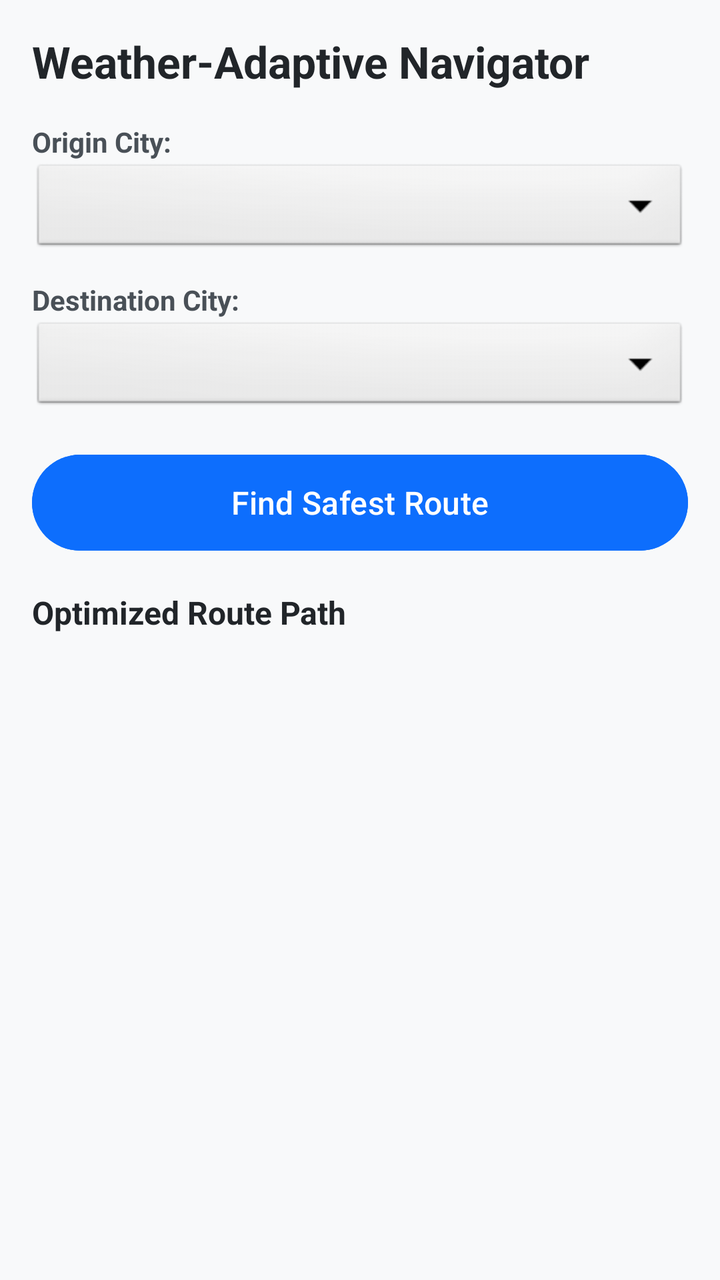
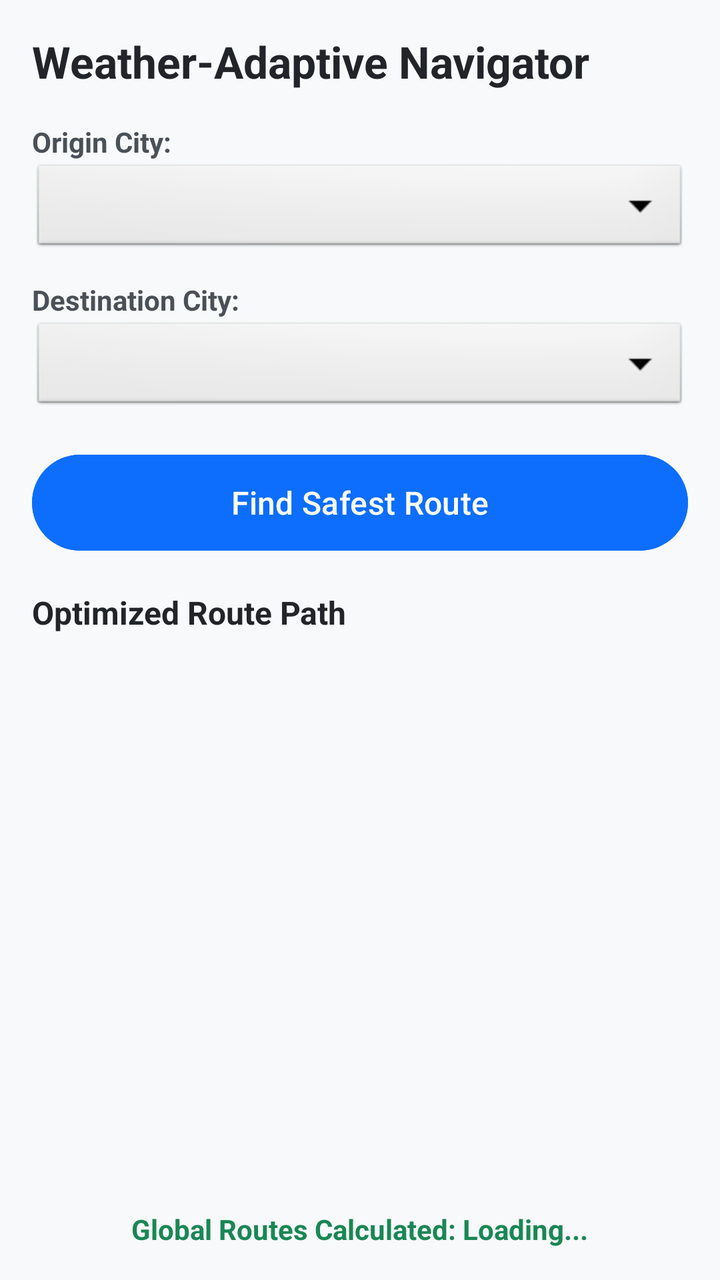

Two renders of the same Android screen: before a commit and after it. Below are the layout's source before the change and the commit's diff.
<!-- AndroidManifest.xml: application theme Theme.WeatherRoutePlanner -->
<!-- res/layout/activity_main.xml -->
<?xml version="1.0" encoding="utf-8"?>
<LinearLayout xmlns:android="http://schemas.android.com/apk/res/android"
    xmlns:tools="http://schemas.android.com/tools"
    android:layout_width="match_parent"
    android:layout_height="match_parent"
    android:orientation="vertical"
    android:padding="16dp"
    android:background="#F8F9FA"
    tools:context=".MainActivity">

    <TextView
        android:layout_width="wrap_content"
        android:layout_height="wrap_content"
        android:text="Weather-Adaptive Navigator"
        android:textSize="22sp"
        android:textStyle="bold"
        android:textColor="#212529"
        android:layout_marginBottom="16dp" />

    
    <TextView
        android:layout_width="wrap_content"
        android:layout_height="wrap_content"
        android:text="Origin City:"
        android:textStyle="bold"
        android:textColor="#495057" />

    <Spinner
        android:id="@+id/spinnerOrigin"
        android:layout_width="match_parent"
        android:layout_height="48dp"
        android:layout_marginBottom="12dp"
        android:background="@android:drawable/btn_dropdown" />

    
    <TextView
        android:layout_width="wrap_content"
        android:layout_height="wrap_content"
        android:text="Destination City:"
        android:textStyle="bold"
        android:textColor="#495057" />

    <Spinner
        android:id="@+id/spinnerDestination"
        android:layout_width="match_parent"
        android:layout_height="48dp"
        android:layout_marginBottom="16dp"
        android:background="@android:drawable/btn_dropdown" />

    
    <Button
        android:id="@+id/btnCalculateRoute"
        android:layout_width="match_parent"
        android:layout_height="56dp"
        android:text="Find Safest Route"
        android:textSize="16sp"
        android:backgroundTint="#0D6EFD"
        android:textColor="#FFFFFF" />

    
    <ProgressBar
        android:id="@+id/progressBar"
        android:layout_width="wrap_content"
        android:layout_height="wrap_content"
        android:layout_gravity="center"
        android:layout_marginTop="12dp"
        android:visibility="gone" />

    <TextView
        android:layout_width="wrap_content"
        android:layout_height="wrap_content"
        android:text="Optimized Route Path"
        android:textSize="16sp"
        android:textStyle="bold"
        android:textColor="#212529"
        android:layout_marginTop="16dp"
        android:layout_marginBottom="8dp" />

    
    <androidx.recyclerview.widget.RecyclerView
        android:id="@+id/recyclerViewRoute"
        android:layout_width="match_parent"
        android:layout_height="0dp"
        android:layout_weight="1"
        android:scrollbars="vertical" />

</LinearLayout>
<!-- resources referenced by this layout -->
<resources>
  <style name="Theme.WeatherRoutePlanner" parent="Base.Theme.WeatherRoutePlanner" />
  <style name="Base.Theme.WeatherRoutePlanner" parent="Theme.Material3.DayNight.NoActionBar">
          
          
      </style>
</resources>

<!-- the commit's change to res/layout/activity_main.xml (unified diff, before → after) -->
@@ -83,5 +83,16 @@
         android:layout_height="0dp"
         android:layout_weight="1"
         android:scrollbars="vertical" />
+    
+    <TextView
+        android:id="@+id/tvGlobalCounter"
+        android:layout_width="wrap_content"
+        android:layout_height="wrap_content"
+        android:layout_gravity="center"
+        android:layout_marginTop="12dp"
+        android:text="Global Routes Calculated: Loading..."
+        android:textColor="#198754"
+        android:textSize="14sp"
+        android:textStyle="bold" />
 
 </LinearLayout>
